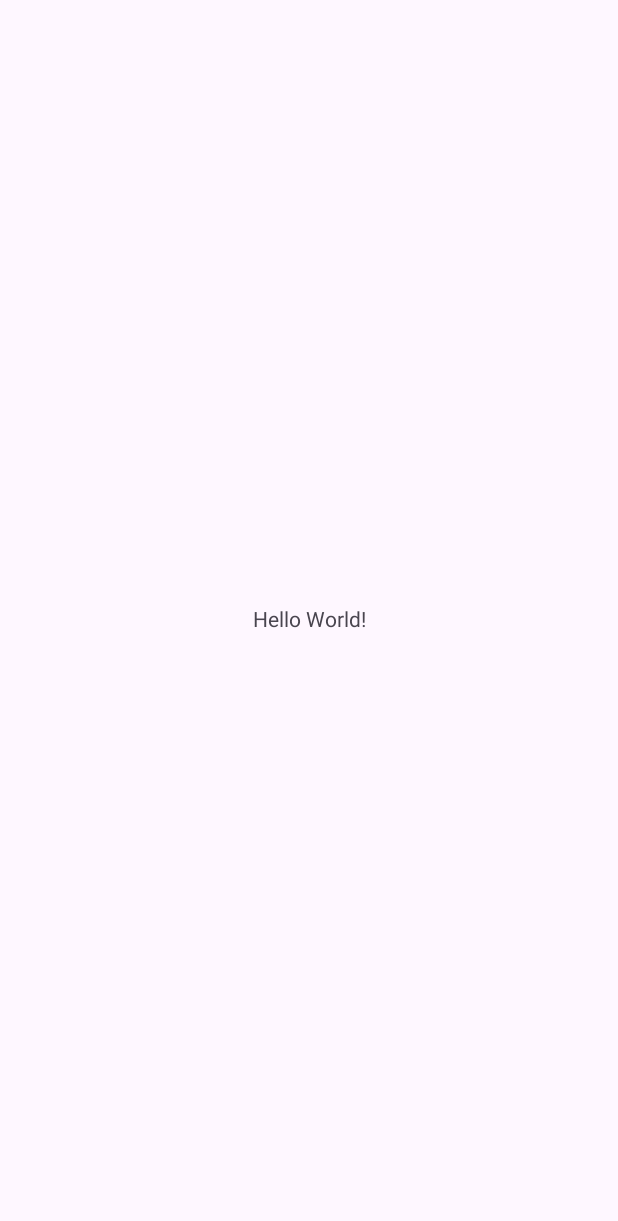
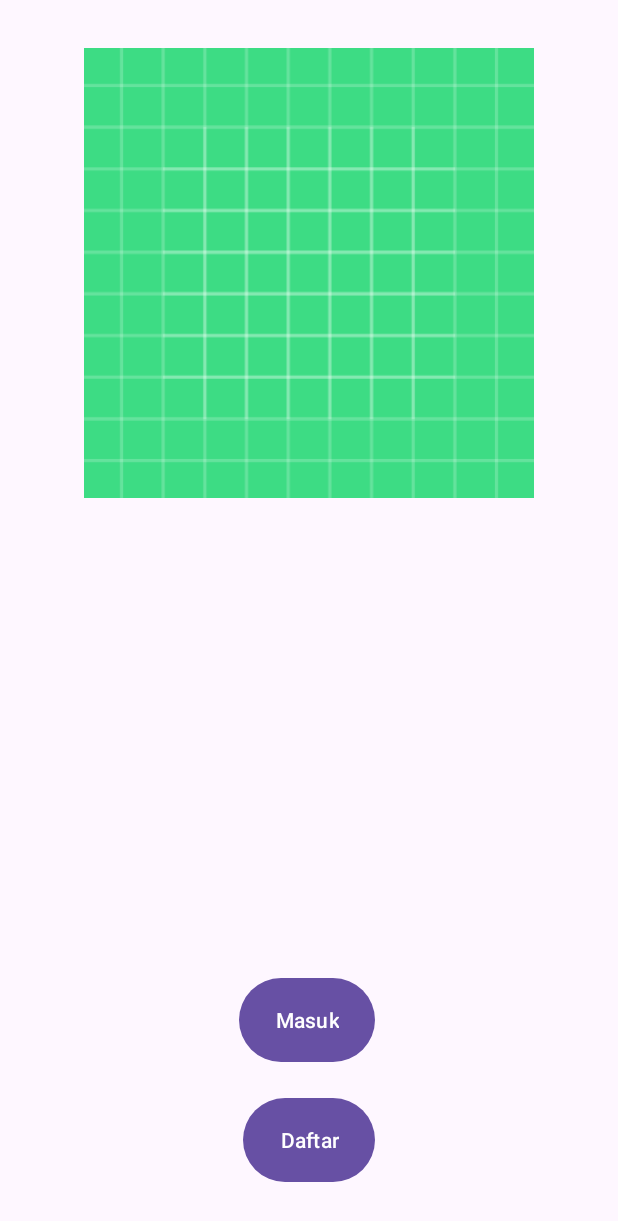
Before and after one commit to C241-PS316/Wishata-App, an Android app: the screen it shows after launch (MainActivity before the commit, WelcomeActivity after it), on a phone screen of 412 x 824 dp. Before the commit the part shown is almost empty. Shown: the top 1221 px of the screen. Run offline under Robolectric (Android 15) with nearby library versions, the phone set to English and light mode, and no system bars.

Commit message:
register: Making work main activity connected to welcome fragment, and welcome connected to register fragment.

```diff
--- a/app/build.gradle.kts
+++ b/app/build.gradle.kts
@@ -16,6 +16,10 @@ android {
         versionName = "1.0"
 
         testInstrumentationRunner = "androidx.test.runner.AndroidJUnitRunner"
+    }
+
+    buildFeatures {
+        viewBinding = true
     }
 
     buildTypes {
--- a/app/src/main/AndroidManifest.xml
+++ b/app/src/main/AndroidManifest.xml
@@ -13,7 +13,7 @@
         android:theme="@style/Theme.Wishata"
         tools:targetApi="31">
         <activity
-            android:name=".view.authentication.login.WelcomeActivity"
+            android:name=".view.authentication.WelcomeActivity"
             android:exported="false" />
         <activity
             android:name=".view.main.MainActivity"
--- /dev/null
+++ b/app/src/main/java/com/capstone/wishata/view/authentication/WelcomeActivity.kt
@@ -0,0 +1,33 @@
+package com.capstone.wishata.view.authentication
+
+import android.os.Bundle
+import android.util.Log
+import androidx.appcompat.app.AppCompatActivity
+import com.capstone.wishata.R
+import com.capstone.wishata.databinding.ActivityWelcomeBinding
+
+class WelcomeActivity : AppCompatActivity() {
+
+    private lateinit var binding: ActivityWelcomeBinding
+    override fun onCreate(savedInstanceState: Bundle?) {
+        super.onCreate(savedInstanceState)
+
+        binding = ActivityWelcomeBinding.inflate(layoutInflater)
+        setContentView(binding.root)
+
+
+        val welcomeFragment = WelcomeFragment()
+        val fragment = supportFragmentManager.findFragmentByTag(WelcomeFragment::class.java.simpleName)
+
+        if (fragment !is WelcomeFragment) {
+            Log.d("FlexibleFragmentKu", "Fragment name: " + WelcomeFragment::class.java.simpleName)
+            supportFragmentManager
+                .beginTransaction()
+                .add(R.id.welcome_main_container, welcomeFragment, WelcomeFragment::class.java.simpleName)
+                .commit()
+        }
+
+
+    }
+
+}
--- /dev/null
+++ b/app/src/main/java/com/capstone/wishata/view/authentication/WelcomeFragment.kt
@@ -0,0 +1,42 @@
+package com.capstone.wishata.view.authentication
+
+import android.os.Bundle
+import android.view.LayoutInflater
+import android.view.View
+import android.view.ViewGroup
+import androidx.fragment.app.Fragment
+import com.capstone.wishata.R
+import com.capstone.wishata.databinding.FragmentWelcomeBinding
+import com.capstone.wishata.view.authentication.register.RegisterFragment
+
+class WelcomeFragment : Fragment() {
+
+    private var binding: FragmentWelcomeBinding? = null
+
+    override fun onCreateView(
+        inflater: LayoutInflater,
+        container: ViewGroup?,
+        savedInstanceState: Bundle?
+    ): View? {
+        binding = FragmentWelcomeBinding.inflate(inflater, container, false)
+        return binding?.root
+
+    }
+
+    override fun onViewCreated(view: View, savedInstanceState: Bundle?) {
+        super.onViewCreated(view, savedInstanceState)
+
+        val registerFragment = RegisterFragment()
+
+        binding?.apply {
+            registerButton.setOnClickListener {
+                parentFragmentManager.beginTransaction()
+                    .replace(R.id.welcome_main_container, registerFragment, RegisterFragment::class.java.simpleName)
+                    .addToBackStack(null)
+                    .commit()
+            }
+        }
+
+    }
+
+}
--- /dev/null
+++ b/app/src/main/java/com/capstone/wishata/view/authentication/register/RegisterFragment.kt
@@ -0,0 +1,31 @@
+package com.capstone.wishata.view.authentication.register
+
+import android.os.Bundle
+import androidx.fragment.app.Fragment
+import android.view.LayoutInflater
+import android.view.View
+import android.view.ViewGroup
+import com.capstone.wishata.R
+import com.capstone.wishata.databinding.FragmentRegisterBinding
+
+class RegisterFragment : Fragment() {
+
+    private lateinit var binding: FragmentRegisterBinding
+
+    override fun onCreate(savedInstanceState: Bundle?) {
+        super.onCreate(savedInstanceState)
+
+    }
+
+    override fun onCreateView(
+        inflater: LayoutInflater, container: ViewGroup?,
+        savedInstanceState: Bundle?
+    ): View? {
+        // Inflate the layout for this fragment
+        return inflater.inflate(R.layout.fragment_register, container, false)
+    }
+
+    companion object {
+
+    }
+}
--- a/app/src/main/java/com/capstone/wishata/view/main/MainActivity.kt
+++ b/app/src/main/java/com/capstone/wishata/view/main/MainActivity.kt
@@ -1,24 +1,31 @@
 package com.capstone.wishata.view.main
 
+import android.content.Intent
 import android.os.Bundle
+import android.util.Log
 import androidx.activity.enableEdgeToEdge
 import androidx.appcompat.app.AppCompatActivity
 import androidx.core.view.ViewCompat
 import androidx.core.view.WindowInsetsCompat
 import com.capstone.wishata.R
+import com.capstone.wishata.databinding.ActivityMainBinding
+import com.capstone.wishata.view.authentication.WelcomeActivity
+import com.capstone.wishata.view.authentication.WelcomeFragment
 
 class MainActivity : AppCompatActivity() {
+    private lateinit var binding: ActivityMainBinding
     override fun onCreate(savedInstanceState: Bundle?) {
         super.onCreate(savedInstanceState)
         enableEdgeToEdge()
-        setContentView(R.layout.activity_main)
+        binding = ActivityMainBinding.inflate(layoutInflater)
+        setContentView(binding.root)
         ViewCompat.setOnApplyWindowInsetsListener(findViewById(R.id.main)) { v, insets ->
             val systemBars = insets.getInsets(WindowInsetsCompat.Type.systemBars())
             v.setPadding(systemBars.left, systemBars.top, systemBars.right, systemBars.bottom)
             insets
         }
 
-        // comment
+        startActivity(Intent(this@MainActivity, WelcomeActivity::class.java))
 
     }
 }
--- /dev/null
+++ b/app/src/main/res/drawable/baseline_email_24.xml
@@ -0,0 +1,5 @@
+<vector xmlns:android="http://schemas.android.com/apk/res/android" android:height="24dp" android:tint="#000000" android:viewportHeight="24" android:viewportWidth="24" android:width="24dp">
+
+    <path android:fillColor="@android:color/white" android:pathData="M20,4L4,4c-1.1,0 -1.99,0.9 -1.99,2L2,18c0,1.1 0.9,2 2,2h16c1.1,0 2,-0.9 2,-2L22,6c0,-1.1 -0.9,-2 -2,-2zM20,8l-8,5 -8,-5L4,6l8,5 8,-5v2z"/>
+
+</vector>
--- /dev/null
+++ b/app/src/main/res/drawable/baseline_password_24.xml
@@ -0,0 +1,5 @@
+<vector xmlns:android="http://schemas.android.com/apk/res/android" android:height="24dp" android:tint="#000000" android:viewportHeight="24" android:viewportWidth="24" android:width="24dp">
+
+    <path android:fillColor="@android:color/white" android:pathData="M2,17h20v2H2V17zM3.15,12.95L4,11.47l0.85,1.48l1.3,-0.75L5.3,10.72H7v-1.5H5.3l0.85,-1.47L4.85,7L4,8.47L3.15,7l-1.3,0.75L2.7,9.22H1v1.5h1.7L1.85,12.2L3.15,12.95zM9.85,12.2l1.3,0.75L12,11.47l0.85,1.48l1.3,-0.75l-0.85,-1.48H15v-1.5h-1.7l0.85,-1.47L12.85,7L12,8.47L11.15,7l-1.3,0.75l0.85,1.47H9v1.5h1.7L9.85,12.2zM23,9.22h-1.7l0.85,-1.47L20.85,7L20,8.47L19.15,7l-1.3,0.75l0.85,1.47H17v1.5h1.7l-0.85,1.48l1.3,0.75L20,11.47l0.85,1.48l1.3,-0.75l-0.85,-1.48H23V9.22z"/>
+
+</vector>
--- /dev/null
+++ b/app/src/main/res/drawable/baseline_person_24.xml
@@ -0,0 +1,5 @@
+<vector xmlns:android="http://schemas.android.com/apk/res/android" android:height="24dp" android:tint="#000000" android:viewportHeight="24" android:viewportWidth="24" android:width="24dp">
+
+    <path android:fillColor="@android:color/white" android:pathData="M12,12c2.21,0 4,-1.79 4,-4s-1.79,-4 -4,-4 -4,1.79 -4,4 1.79,4 4,4zM12,14c-2.67,0 -8,1.34 -8,4v2h16v-2c0,-2.66 -5.33,-4 -8,-4z"/>
+
+</vector>
--- a/app/src/main/res/layout/activity_welcome.xml
+++ b/app/src/main/res/layout/activity_welcome.xml
@@ -1,41 +1,11 @@
 <?xml version="1.0" encoding="utf-8"?>
-<androidx.constraintlayout.widget.ConstraintLayout xmlns:android="http://schemas.android.com/apk/res/android"
+<FrameLayout xmlns:android="http://schemas.android.com/apk/res/android"
     xmlns:app="http://schemas.android.com/apk/res-auto"
     xmlns:tools="http://schemas.android.com/tools"
-    android:id="@+id/main"
+    android:id="@+id/welcome_main_container"
     android:layout_width="match_parent"
     android:layout_height="match_parent"
-    tools:context=".view.authentication.login.WelcomeActivity">
-
-    <ImageView
-        android:id="@+id/imageView"
-        android:layout_width="300dp"
-        android:layout_height="300dp"
-        android:layout_marginTop="32dp"
-        android:src="@drawable/ic_launcher_background"
-        app:layout_constraintEnd_toEndOf="parent"
-        app:layout_constraintStart_toStartOf="parent"
-        app:layout_constraintTop_toTopOf="parent" />
-
-    <com.google.android.material.button.MaterialButton
-        android:id="@+id/materialButton"
-        android:layout_width="wrap_content"
-        android:layout_height="wrap_content"
-        android:layout_marginBottom="32dp"
-        android:text="Daftar"
-        app:layout_constraintBottom_toBottomOf="parent"
-        app:layout_constraintEnd_toEndOf="parent"
-        app:layout_constraintStart_toStartOf="parent" />
-
-    <com.google.android.material.button.MaterialButton
-        android:layout_width="wrap_content"
-        android:layout_height="wrap_content"
-        android:layout_marginBottom="16dp"
-        android:text="Masuk"
-        app:layout_constraintBottom_toTopOf="@+id/materialButton"
-        app:layout_constraintEnd_toEndOf="parent"
-        app:layout_constraintHorizontal_bias="0.496"
-        app:layout_constraintStart_toStartOf="parent" />
+    tools:context=".view.authentication.WelcomeActivity">
 
 
-</androidx.constraintlayout.widget.ConstraintLayout>
+</FrameLayout>
--- /dev/null
+++ b/app/src/main/res/layout/fragment_welcome.xml
@@ -0,0 +1,45 @@
+<?xml version="1.0" encoding="utf-8"?>
+<FrameLayout xmlns:android="http://schemas.android.com/apk/res/android"
+    xmlns:tools="http://schemas.android.com/tools"
+    android:layout_width="match_parent"
+    android:layout_height="match_parent"
+    xmlns:app="http://schemas.android.com/apk/res-auto"
+    tools:context=".view.authentication.WelcomeFragment" >
+
+    <androidx.constraintlayout.widget.ConstraintLayout
+        android:layout_width="match_parent"
+        android:layout_height="match_parent" >
+
+        <ImageView
+            android:id="@+id/imageView"
+            android:layout_width="300dp"
+            android:layout_height="300dp"
+            android:layout_marginTop="32dp"
+            android:src="@drawable/ic_launcher_background"
+            app:layout_constraintEnd_toEndOf="parent"
+            app:layout_constraintStart_toStartOf="parent"
+            app:layout_constraintTop_toTopOf="parent" />
+
+        <com.google.android.material.button.MaterialButton
+            android:id="@+id/registerButton"
+            android:layout_width="wrap_content"
+            android:layout_height="64dp"
+            android:layout_marginBottom="32dp"
+            android:text="Daftar"
+            app:layout_constraintBottom_toBottomOf="parent"
+            app:layout_constraintEnd_toEndOf="parent"
+            app:layout_constraintStart_toStartOf="parent" />
+
+        <com.google.android.material.button.MaterialButton
+            android:layout_width="wrap_content"
+            android:layout_height="64dp"
+            android:layout_marginBottom="16dp"
+            android:text="Masuk"
+            app:layout_constraintBottom_toTopOf="@+id/registerButton"
+            app:layout_constraintEnd_toEndOf="parent"
+            app:layout_constraintHorizontal_bias="0.496"
+            app:layout_constraintStart_toStartOf="parent" />
+    </androidx.constraintlayout.widget.ConstraintLayout>
+
+
+</FrameLayout>
--- a/app/src/main/res/values-night/themes.xml
+++ b/app/src/main/res/values-night/themes.xml
@@ -4,4 +4,5 @@
         <!-- Customize your dark theme here. -->
         <!-- <item name="colorPrimary">@color/my_dark_primary</item> -->
     </style>
+
 </resources>
--- a/app/src/main/res/values/colors.xml
+++ b/app/src/main/res/values/colors.xml
@@ -2,4 +2,7 @@
 <resources>
     <color name="black">#FF000000</color>
     <color name="white">#FFFFFFFF</color>
+
+    <color name="alto">#787878</color>
+
 </resources>
--- a/app/src/main/res/values/strings.xml
+++ b/app/src/main/res/values/strings.xml
@@ -1,3 +1,7 @@
 <resources>
     <string name="app_name">Wishata</string>
+    <!-- TODO: Remove or change this placeholder text -->
+    <string name="hello_blank_fragment">Hello blank fragment</string>
+    <string name="dummy_button">Dummy Button</string>
+    <string name="dummy_content">DUMMY\nCONTENT</string>
 </resources>
--- a/app/src/main/res/values/themes.xml
+++ b/app/src/main/res/values/themes.xml
@@ -6,4 +6,6 @@
     </style>
 
     <style name="Theme.Wishata" parent="Base.Theme.Wishata" />
+
+
 </resources>
```
Also changed, not shown: app/src/main/java/com/capstone/wishata/view/authentication/login/WelcomeActivity.kt (deleted, +0 -21 lines), app/src/main/res/layout/fragment_register.xml (added, +168 -0 lines).
